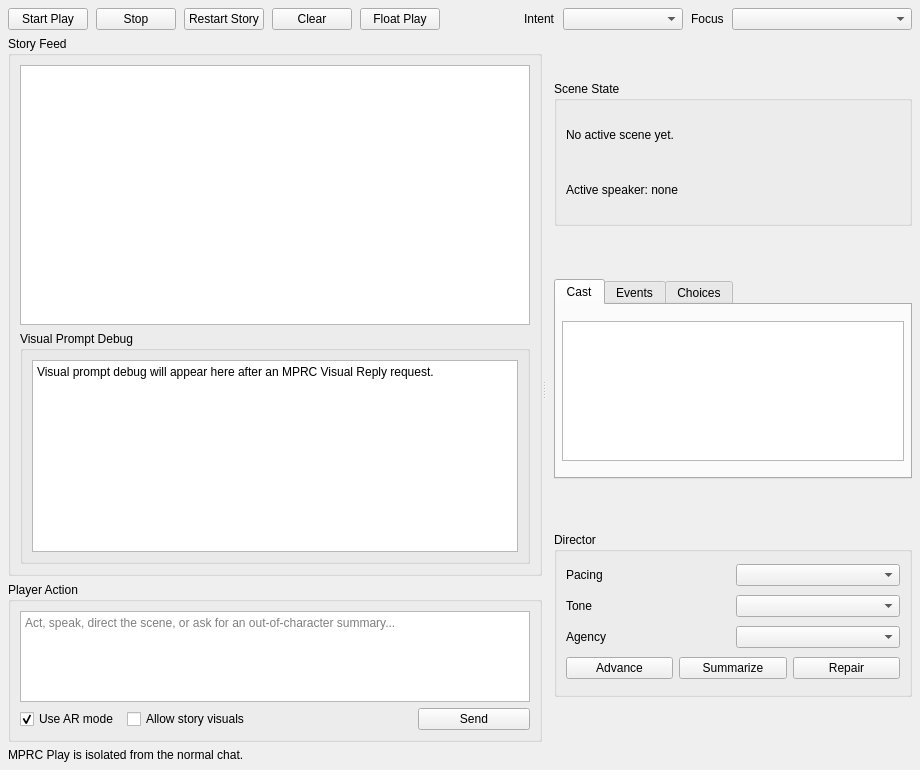
Qt form addons/multi_persona_roleplay/ui/chat_play.ui (Rakile/NeuralCompanion) before a commit.
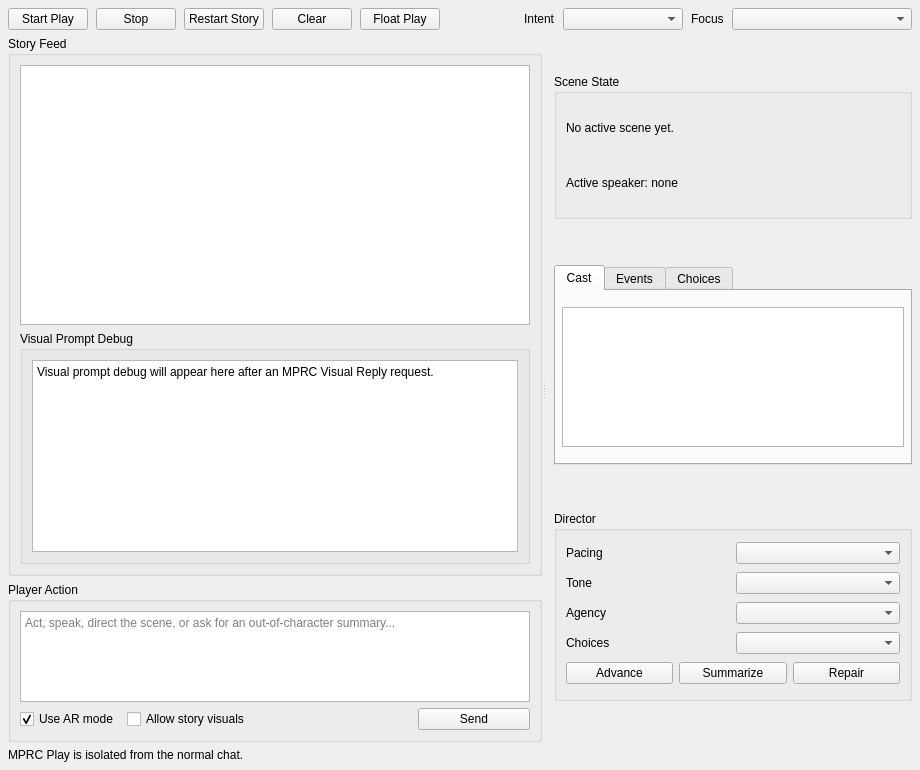
The same form after that commit.

Commit message: Harden MPRC story mode

```diff
--- a/addons/multi_persona_roleplay/ui/chat_play.ui
+++ b/addons/multi_persona_roleplay/ui/chat_play.ui
@@ -479,7 +479,7 @@
          <property name="maximumSize">
           <size>
            <width>16777215</width>
-           <height>165</height>
+           <height>190</height>
           </size>
          </property>
          <property name="title">
@@ -516,7 +516,17 @@
           <item row="2" column="1">
            <widget class="QComboBox" name="mprc_chat_director_agency_combo"/>
           </item>
-          <item row="3" column="0" colspan="2">
+          <item row="3" column="0">
+           <widget class="QLabel" name="mprc_director_choice_mode_label">
+            <property name="text">
+             <string>Choices</string>
+            </property>
+           </widget>
+          </item>
+          <item row="3" column="1">
+           <widget class="QComboBox" name="mprc_chat_director_choice_mode_combo"/>
+          </item>
+          <item row="4" column="0" colspan="2">
            <layout class="QHBoxLayout" name="mprc_director_button_row">
             <item>
              <widget class="QPushButton" name="mprc_chat_advance_scene_button">
```
The commit also changes 16 other files.
